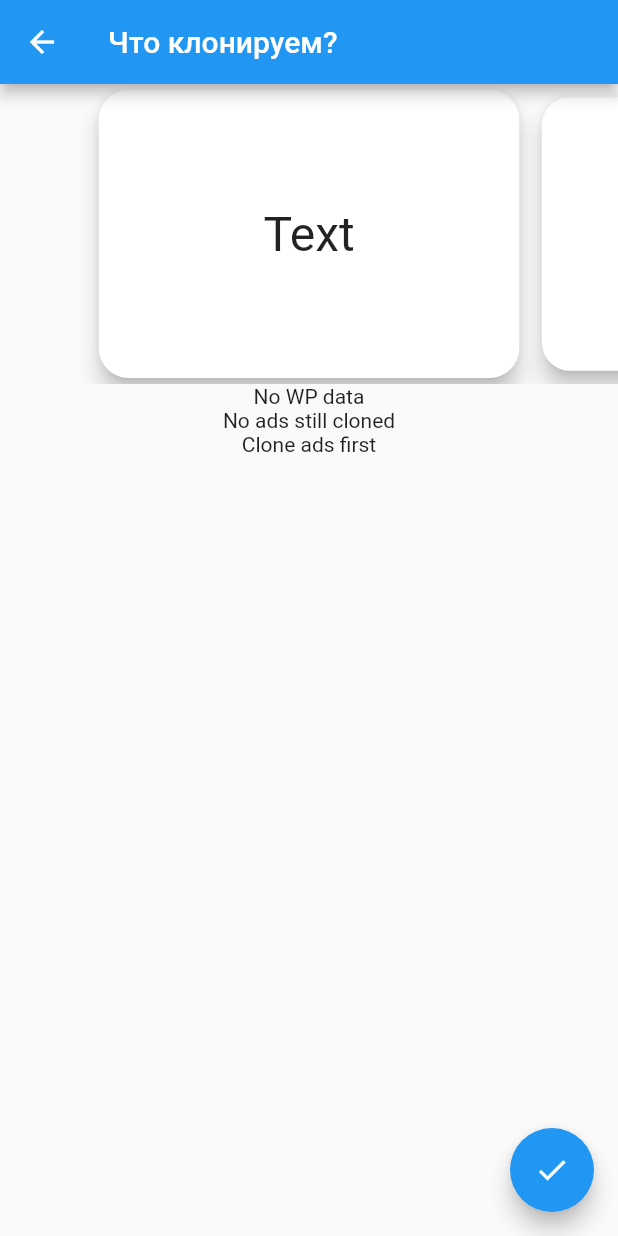
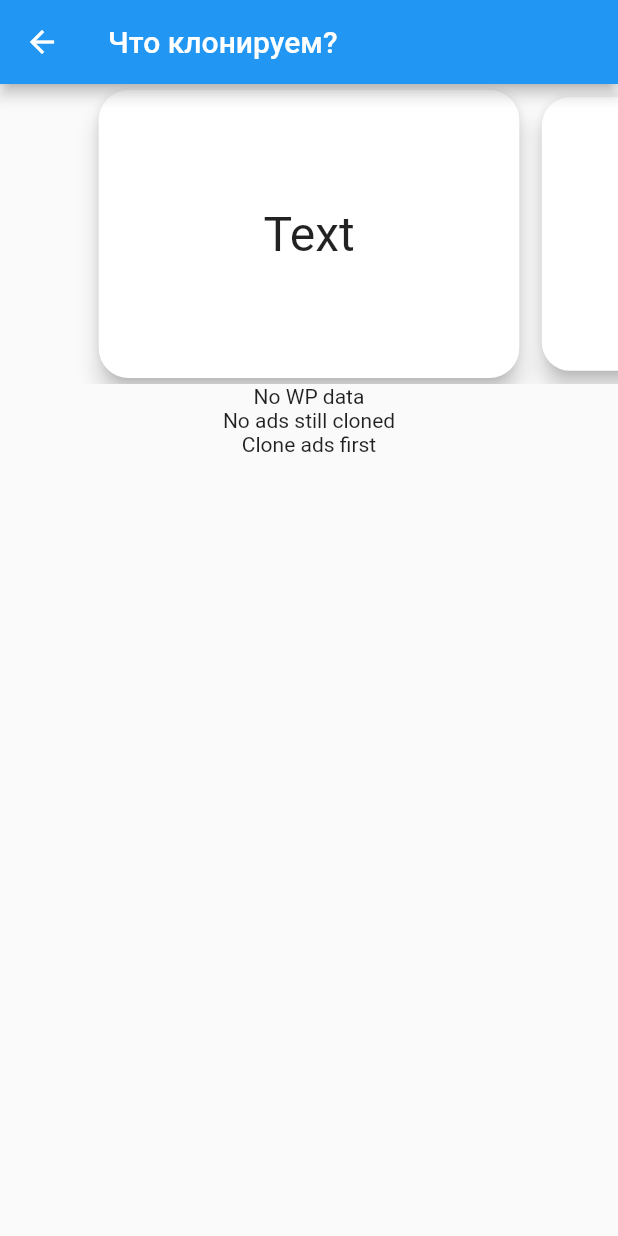
Before and after one commit to simenshteyn/ads_cloner, a Flutter app: the ClonePage screen opened directly, on a phone screen of 412 x 824 dp. Run offline on Flutter 3.47's test engine with Material 2 defaults, Android fonts, the phone set to English and light mode, and no system bars; our stand-ins replace badges, webview_flutter; missing offline and left inert: flutter_vk_sdk; accounts and stored records are empty; generated files the repository leaves out were written again.

```diff
--- a/lib/pages/campaigns_page.dart
+++ b/lib/pages/campaigns_page.dart
@@ -1,3 +1,4 @@
+import 'package:ads_cloner/api/error_check.dart';
 import 'package:ads_cloner/blocs/ads_bloc.dart';
 import 'package:ads_cloner/blocs/campaigns_bloc.dart';
 import 'package:ads_cloner/models/campaigns_request.dart';
@@ -36,7 +37,9 @@ class _CampaignsPageState extends State<CampaignsPage> {
             stream: bloc.outCampaignsList,
             builder: (context, snapshot) {
               if (snapshot.hasData) {
-                return ListView.builder(
+                return apiResponseHasError(snapshot)
+                    ? showError(snapshot)
+                    : ListView.builder(
                         itemCount: snapshot.data.campaigns.length,
                         itemBuilder: (BuildContext context, int index) {
                           return ListTile(
--- a/lib/pages/clone_page.dart
+++ b/lib/pages/clone_page.dart
@@ -8,6 +8,7 @@ import 'package:ads_cloner/models/wall_post_list.dart';
 import 'package:ads_cloner/models/wall_post_request.dart';
 import 'package:flutter/material.dart';
 import 'package:ads_cloner/widgets/clone_options_widget.dart';
+import 'package:ads_cloner/api/error_check.dart';
 
 class ClonePage extends StatefulWidget {
   @override
@@ -50,13 +51,10 @@ class _ClonePageState extends State<ClonePage> {
               stream: bloc.outCreateAdsResultList,
               builder: (context, snapshot) {
                 if (snapshot.hasData) {
-                  if (snapshot.data.errorResponse != null) {
-                    return Text(
-                        'ERROR ${snapshot.data.errorResponse.errorCode}: ${snapshot.data.errorResponse.errorMsg} ');
-                  } else {
-                    return Text(
-                        'CLONED: ${snapshot.data.createAdsResultList.length} ads.');
-                  }
+                  return apiResponseHasError(snapshot)
+                      ? showError(snapshot)
+                      : Text(
+                          'CLONED: ${snapshot.data.createAdsResultList.length} ads.');
                 }
                 return Text('No ads still cloned');
               }),
@@ -81,10 +79,17 @@ class _ClonePageState extends State<ClonePage> {
           ),
         ],
       ),
-      floatingActionButton: FloatingActionButton(
-          child: Icon(Icons.done),
-          onPressed: () {
-            _doneButtonPressed(context);
+      floatingActionButton: StreamBuilder<CreateAdsList>(
+          stream: appBloc.outCurrentCreateAdsList,
+          builder: (context, snapshot) {
+            if (snapshot.hasData) {
+              return FloatingActionButton(
+                  child: Icon(Icons.done),
+                  onPressed: () {
+                    _doneButtonPressed(context);
+                  });
+            }
+            return Container();
           }),
     );
   }
@@ -95,6 +100,6 @@ class _ClonePageState extends State<ClonePage> {
     var req = CreateAdsRequest(appBloc.vkAccessToken, appBloc.currentAccount,
         appBloc.currentCreateAdsList);
     bloc.getCreateAdsResultList.add(req);
-    appBloc.inCurrentCreateAdsList.add(CreateAdsList());
+    appBloc.inCurrentCreateAdsList.add(CreateAdsList([]));
   }
 }
--- a/lib/pages/clone_text_page.dart
+++ b/lib/pages/clone_text_page.dart
@@ -34,7 +34,7 @@ class _CloneTextPageState extends State<CloneTextPage> {
     ApplicationBloc appBloc = BlocProvider.of<ApplicationBloc>(context);
     final vk = VkApi(userToken: appBloc.vkAccessToken.token);
     adsFactory = CloneFactory(vk);
-    createAdsList = CreateAdsList();
+    createAdsList = CreateAdsList([]);
   }
 
   @override
```
Also changed, not shown: lib/api/error_check.dart (added, +12 -0 lines), lib/api/vk_api.dart (+9 -1 lines), lib/blocs/clone_bloc.dart (+16 -6 lines), lib/models/create_ads_list.dart (+45 -0 lines), lib/pages/accounts_page.dart (+6 -2 lines), lib/pages/ad_preview_page.dart (+8 -3 lines), 3 other files. Lines whose indentation alone changed are shown as unchanged.
